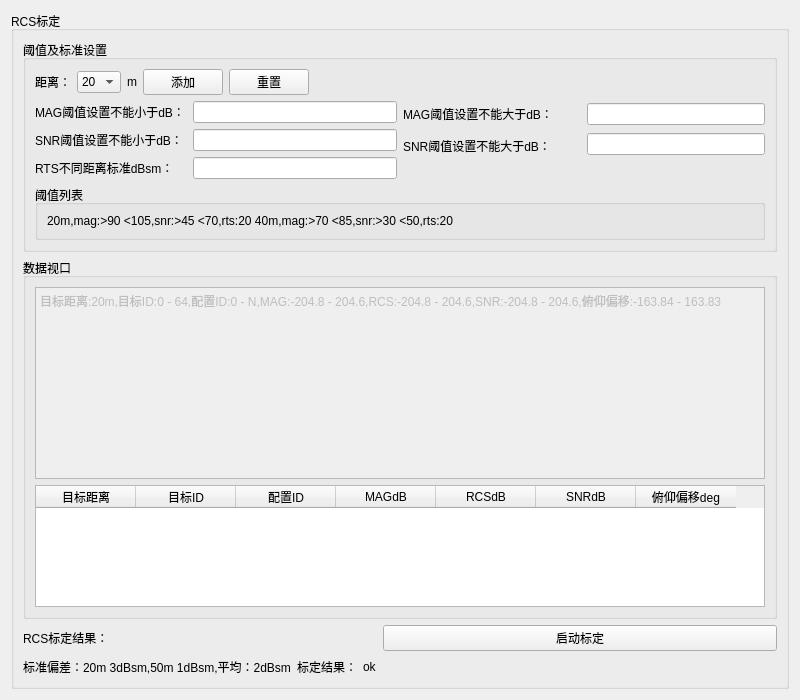
This is eol_calibration_window/eol_calibration_window.ui in aron566/EOL_CAN_Tool as Qt 5 draws it before an edit. The edited form follows.
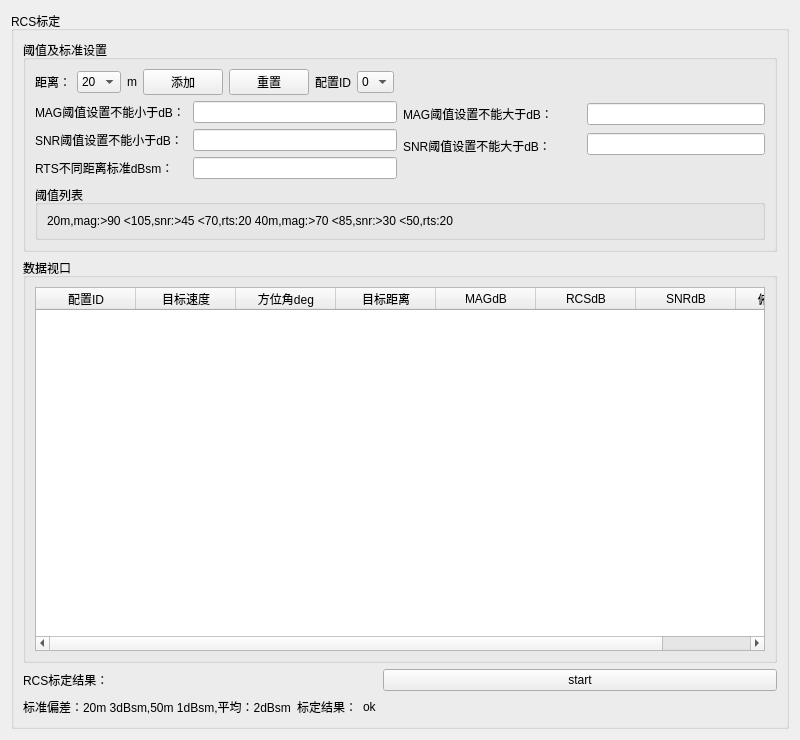
This is the edited form.

Commit message: <feat>: <v0.0.2版本支持目标刷新>

The edit to the form file:
```diff
--- a/eol_calibration_window/eol_calibration_window.ui
+++ b/eol_calibration_window/eol_calibration_window.ui
@@ -7,7 +7,7 @@
     <x>0</x>
     <y>0</y>
     <width>800</width>
-    <height>700</height>
+    <height>740</height>
    </rect>
   </property>
   <property name="windowTitle">
@@ -70,6 +70,37 @@
              </property>
             </widget>
            </item>
+           <item>
+            <widget class="QLabel" name="profile_id_label">
+             <property name="text">
+              <string>配置ID</string>
+             </property>
+            </widget>
+           </item>
+           <item>
+            <widget class="QComboBox" name="profile_id_comboBox">
+             <item>
+              <property name="text">
+               <string>0</string>
+              </property>
+             </item>
+             <item>
+              <property name="text">
+               <string>1</string>
+              </property>
+             </item>
+             <item>
+              <property name="text">
+               <string>2</string>
+              </property>
+             </item>
+             <item>
+              <property name="text">
+               <string>3</string>
+              </property>
+             </item>
+            </widget>
+           </item>
            <item>
             <spacer name="horizontalSpacer">
              <property name="orientation">
@@ -211,38 +242,27 @@
         </property>
         <layout class="QGridLayout" name="gridLayout_6">
          <item row="0" column="0">
-          <widget class="QPlainTextEdit" name="plainTextEdit">
-           <property name="enabled">
-            <bool>false</bool>
-           </property>
-           <property name="sizePolicy">
-            <sizepolicy hsizetype="Expanding" vsizetype="Minimum">
-             <horstretch>0</horstretch>
-             <verstretch>0</verstretch>
-            </sizepolicy>
-           </property>
-           <property name="plainText">
-            <string>目标距离:20m,目标ID:0 - 64,配置ID:0 - N,MAG:-204.8 - 204.6,RCS:-204.8 - 204.6,SNR:-204.8 - 204.6,俯仰偏移:-163.84 - 163.83</string>
-           </property>
-          </widget>
-         </item>
-         <item row="1" column="0">
           <widget class="QTableWidget" name="tableWidget">
-           <column>
-            <property name="text">
-             <string>目标距离</string>
-            </property>
-           </column>
-           <column>
-            <property name="text">
-             <string>目标ID</string>
-            </property>
-           </column>
            <column>
             <property name="text">
              <string>配置ID</string>
             </property>
            </column>
+           <column>
+            <property name="text">
+             <string>目标速度</string>
+            </property>
+           </column>
+           <column>
+            <property name="text">
+             <string>方位角deg</string>
+            </property>
+           </column>
+           <column>
+            <property name="text">
+             <string>目标距离</string>
+            </property>
+           </column>
            <column>
             <property name="text">
              <string>MAGdB</string>
@@ -260,7 +280,7 @@
            </column>
            <column>
             <property name="text">
-             <string>俯仰偏移deg</string>
+             <string>俯仰角deg</string>
             </property>
            </column>
           </widget>
@@ -278,7 +298,7 @@
       <item row="2" column="3">
        <widget class="QPushButton" name="test_start_pushButton">
         <property name="text">
-         <string>启动标定</string>
+         <string>start</string>
         </property>
        </widget>
       </item>
```
The commit also changes 12 other files.
